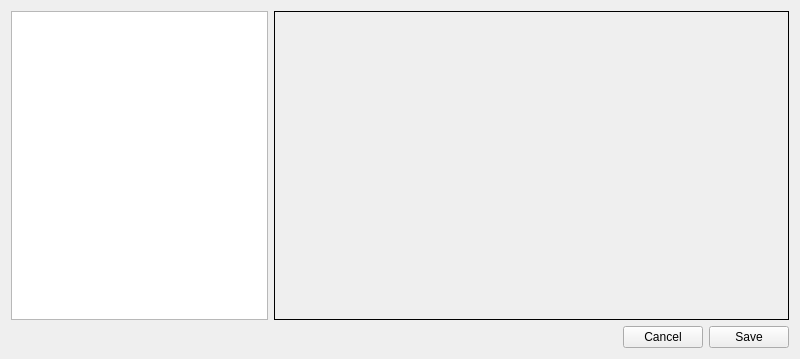
First picture: the form in view/settingsview.ui, repository Joensw/RCAIT, before the edit.
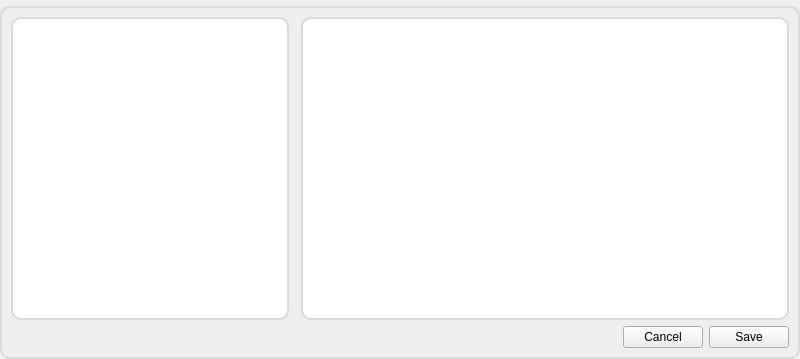
Second picture: the form after the edit. Icons and pictures are not drawn.

Commit message: Updated UI style on settings related widgets

```diff
--- a/view/settingsview.ui
+++ b/view/settingsview.ui
@@ -25,40 +25,31 @@
   <property name="windowTitle">
    <string>Settings</string>
   </property>
+  <property name="styleSheet">
+   <string notr="true">QWidget#SettingsView {
+          border: 2px solid rgb(218,218,218);
+          border-radius: 10px;
+          margin-top: 6px;
+          }
+
+QStackedWidget {
+          border: 2px solid rgb(218,218,218);
+          border-radius: 10px;
+          margin-top: 6px;
+          }
+QGroupBox {
+          border: 2px solid rgb(218,218,218);
+          border-radius: 10px;
+          margin-top: 6px;
+          }
+QGroupBox::title {
+          subcontrol-origin: margin;
+          left: 12px;
+          padding: 0px 3px 0px 3px;
+          }</string>
+  </property>
   <layout class="QGridLayout" name="gridLayout">
-   <item row="0" column="0">
-    <widget class="QListWidget" name="pluginList">
-     <property name="sizePolicy">
-      <sizepolicy hsizetype="Preferred" vsizetype="Expanding">
-       <horstretch>1</horstretch>
-       <verstretch>0</verstretch>
-      </sizepolicy>
-     </property>
-     <property name="minimumSize">
-      <size>
-       <width>10</width>
-       <height>10</height>
-      </size>
-     </property>
-    </widget>
-   </item>
-   <item row="0" column="1">
-    <widget class="QStackedWidget" name="pluginWidget">
-     <property name="sizePolicy">
-      <sizepolicy hsizetype="Preferred" vsizetype="Preferred">
-       <horstretch>2</horstretch>
-       <verstretch>0</verstretch>
-      </sizepolicy>
-     </property>
-     <property name="frameShape">
-      <enum>QFrame::Panel</enum>
-     </property>
-     <property name="currentIndex">
-      <number>-1</number>
-     </property>
-    </widget>
-   </item>
-   <item row="1" column="0" colspan="2">
+   <item row="1" column="1" colspan="2">
     <layout class="QHBoxLayout" name="horizontalLayout">
      <item>
       <spacer name="horizontalSpacer">
@@ -117,6 +108,59 @@
      </item>
     </layout>
    </item>
+   <item row="0" column="2">
+    <widget class="QStackedWidget" name="pluginWidget">
+     <property name="sizePolicy">
+      <sizepolicy hsizetype="Preferred" vsizetype="Preferred">
+       <horstretch>2</horstretch>
+       <verstretch>0</verstretch>
+      </sizepolicy>
+     </property>
+     <property name="styleSheet">
+      <string notr="true">background-color: rgb(255, 255, 255);</string>
+     </property>
+     <property name="frameShape">
+      <enum>QFrame::Panel</enum>
+     </property>
+     <property name="currentIndex">
+      <number>-1</number>
+     </property>
+    </widget>
+   </item>
+   <item row="0" column="0">
+    <widget class="QGroupBox" name="groupBox">
+     <property name="styleSheet">
+      <string notr="true">background-color: rgb(255, 255, 255);</string>
+     </property>
+     <property name="title">
+      <string/>
+     </property>
+     <layout class="QGridLayout" name="gridLayout_2">
+      <item row="0" column="0">
+       <widget class="QListWidget" name="pluginList">
+        <property name="sizePolicy">
+         <sizepolicy hsizetype="Preferred" vsizetype="Expanding">
+          <horstretch>1</horstretch>
+          <verstretch>0</verstretch>
+         </sizepolicy>
+        </property>
+        <property name="minimumSize">
+         <size>
+          <width>10</width>
+          <height>10</height>
+         </size>
+        </property>
+        <property name="styleSheet">
+         <string notr="true">          selection-color: rgb(0, 0, 0);
+          selection-background-color: rgb(255, 255, 255);
+          background-color: transparent;
+          border: 2px rgb(0, 0, 0);</string>
+        </property>
+       </widget>
+      </item>
+     </layout>
+    </widget>
+   </item>
   </layout>
  </widget>
  <resources>
```
Left out of the diff: 11 changed lines with no effect on the pictures. The commit also changes 3 other files.
